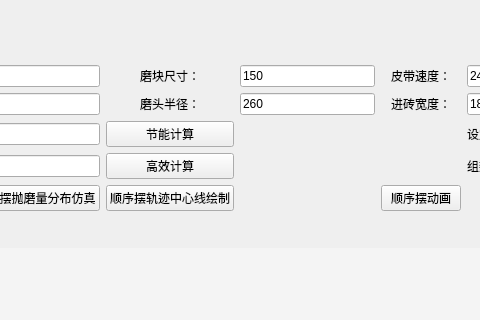
The window that Double_Calc.ui (wuheideyun/PolishingParameterNew) describes before a commit, drawn with Qt 5; both pictures show x 158 to 638 and y 0 to 320 of the 1101 by 608 pixel window.
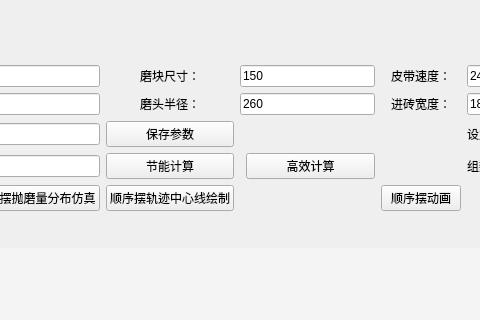
The same window after the commit.

Commit message: 增加保存参数按钮

What changed in the file:
```diff
--- a/Double_Calc.ui
+++ b/Double_Calc.ui
@@ -22,13 +22,6 @@
       </property>
      </widget>
     </item>
-    <item row="3" column="3">
-     <widget class="QPushButton" name="button_energy_calculate">
-      <property name="text">
-       <string>节能计算</string>
-      </property>
-     </widget>
-    </item>
     <item row="1" column="8">
      <widget class="QLabel" name="label_accelerate">
       <property name="text">
@@ -278,13 +271,6 @@
       </property>
      </widget>
     </item>
-    <item row="4" column="3">
-     <widget class="QPushButton" name="button_efficient_calculate">
-      <property name="text">
-       <string>高效计算</string>
-      </property>
-     </widget>
-    </item>
     <item row="1" column="4" colspan="2">
      <widget class="QLineEdit" name="lineEdit_grind_size">
       <property name="text">
@@ -372,6 +358,27 @@
       </property>
      </widget>
     </item>
+    <item row="4" column="5">
+     <widget class="QPushButton" name="button_efficient_calculate">
+      <property name="text">
+       <string>高效计算</string>
+      </property>
+     </widget>
+    </item>
+    <item row="4" column="3">
+     <widget class="QPushButton" name="button_energy_calculate">
+      <property name="text">
+       <string>节能计算</string>
+      </property>
+     </widget>
+    </item>
+    <item row="3" column="3">
+     <widget class="QPushButton" name="button_save_parameter">
+      <property name="text">
+       <string>保存参数</string>
+      </property>
+     </widget>
+    </item>
    </layout>
   </widget>
   <widget class="QMenuBar" name="menubar">
```
The commit also changes 17 other files.
